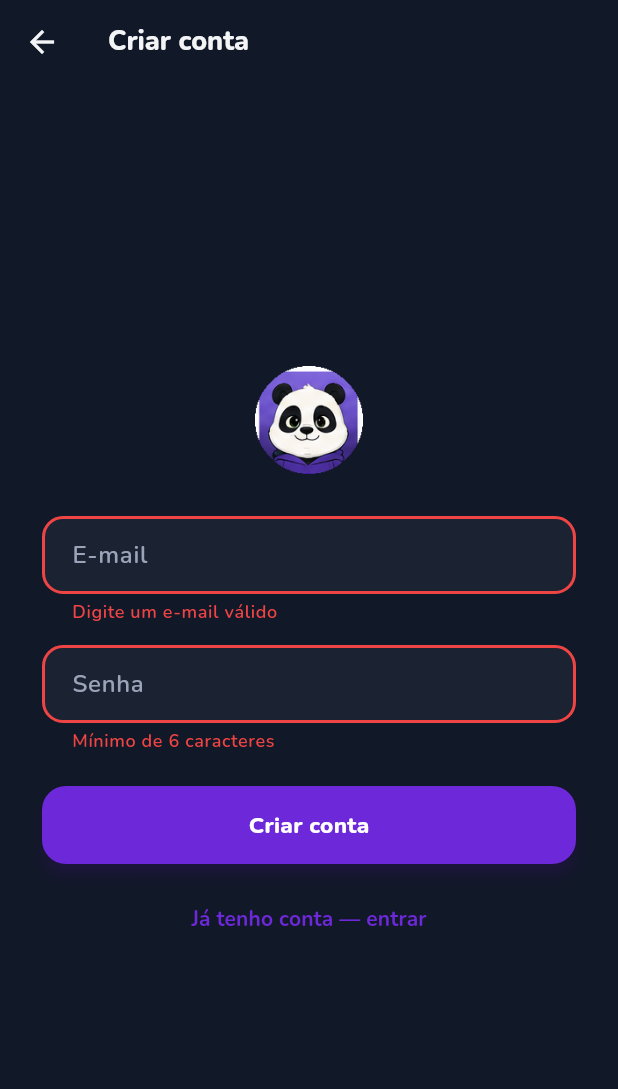
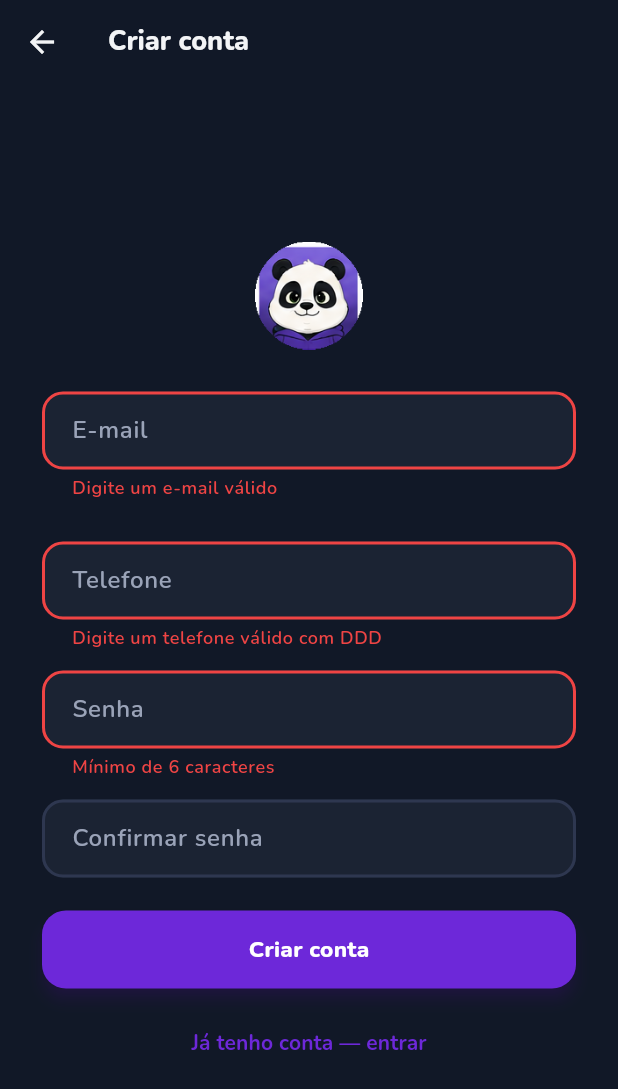
Before and after one commit to fiorentinjoao/certfly, a Flutter app: the LoginScreen screen opened directly, after a tap on "Entrar", after a tap on "Não tenho conta — criar uma", after a tap on "Criar conta", on a phone screen of 412 x 824 dp. Shown: the top 1089 px of the screen. Run offline on Flutter 3.47's test engine with Material 3 defaults, Android fonts, the phone set to English and light mode, and no system bars; our stand-ins replace supabase_flutter; accounts and stored records are empty.

Commit message:
feat(frontend): add phone and confirm-password fields to signup
Sign-up only had 2 fields (email, password). Adds phone (BR mobile mask,
required, stored in Supabase user_metadata — no backend schema change) and
password confirmation (client-side only), shown just in isSignUp mode.

```diff
--- a/frontend/lib/screens/login_screen.dart
+++ b/frontend/lib/screens/login_screen.dart
@@ -2,10 +2,41 @@ import 'dart:async';
 import 'dart:io';
 
 import 'package:flutter/material.dart';
+import 'package:flutter/services.dart';
 import 'package:supabase_flutter/supabase_flutter.dart';
 
 import '../theme.dart';
 import 'forgot_password_screen.dart';
+
+/// Formata o telefone enquanto o usuário digita, no padrão BR de celular:
+/// `(XX) XXXXX-XXXX` (DDD de 2 dígitos + 9 dígitos). Ignora tudo que não
+/// for dígito digitado e limita a 11 dígitos — sem depender de pacote
+/// externo de máscara.
+class _BrPhoneInputFormatter extends TextInputFormatter {
+  @override
+  TextEditingValue formatEditUpdate(TextEditingValue oldValue, TextEditingValue newValue) {
+    final digits = newValue.text.replaceAll(RegExp(r'\D'), '').substring(
+      0,
+      newValue.text.replaceAll(RegExp(r'\D'), '').length > 11
+          ? 11
+          : newValue.text.replaceAll(RegExp(r'\D'), '').length,
+    );
+
+    final buffer = StringBuffer();
+    for (var i = 0; i < digits.length; i++) {
+      if (i == 0) buffer.write('(');
+      buffer.write(digits[i]);
+      if (i == 1) buffer.write(') ');
+      if (i == 6) buffer.write('-');
+    }
+
+    final formatted = buffer.toString();
+    return TextEditingValue(
+      text: formatted,
+      selection: TextSelection.collapsed(offset: formatted.length),
+    );
+  }
+}
 
 /// RF-01: formulário de e-mail/senha — entrar OU criar conta, conforme a
 /// escolha feita na WelcomeScreen (lib/screens/welcome_screen.dart), que é
@@ -36,6 +67,8 @@ class _LoginScreenState extends State<LoginScreen> {
   final _formKey = GlobalKey<FormState>();
   final _emailController = TextEditingController();
   final _passwordController = TextEditingController();
+  final _confirmPasswordController = TextEditingController();
+  final _phoneController = TextEditingController();
 
   late bool _isSignUp;
   bool _submitting = false;
@@ -52,6 +85,8 @@ class _LoginScreenState extends State<LoginScreen> {
   void dispose() {
     _emailController.dispose();
     _passwordController.dispose();
+    _confirmPasswordController.dispose();
+    _phoneController.dispose();
     super.dispose();
   }
 
@@ -82,6 +117,7 @@ class _LoginScreenState extends State<LoginScreen> {
         final response = await Supabase.instance.client.auth.signUp(
           email: email,
           password: password,
+          data: {'phone': _phoneController.text.trim()},
         );
         if (response.session == null) {
           // Confirmação de e-mail ativada no projeto — sem sessão ainda.
@@ -190,6 +226,23 @@ class _LoginScreenState extends State<LoginScreen> {
                           (value == null || !value.contains('@')) ? 'Digite um e-mail válido' : null,
                     ),
                     const SizedBox(height: 14),
+                    if (_isSignUp) ...[
+                      const SizedBox(height: 14),
+                      TextFormField(
+                        controller: _phoneController,
+                        keyboardType: TextInputType.phone,
+                        inputFormatters: [_BrPhoneInputFormatter()],
+                        decoration: const InputDecoration(
+                          labelText: 'Telefone',
+                          hintText: '(11) 91234-5678',
+                        ),
+                        validator: (value) {
+                          final digits = (value ?? '').replaceAll(RegExp(r'\D'), '');
+                          return digits.length == 11 ? null : 'Digite um telefone válido com DDD';
+                        },
+                      ),
+                    ],
+                    const SizedBox(height: 14),
                     TextFormField(
                       controller: _passwordController,
                       obscureText: true,
@@ -197,6 +250,16 @@ class _LoginScreenState extends State<LoginScreen> {
                       validator: (value) =>
                           (value == null || value.length < 6) ? 'Mínimo de 6 caracteres' : null,
                     ),
+                    if (_isSignUp) ...[
+                      const SizedBox(height: 14),
+                      TextFormField(
+                        controller: _confirmPasswordController,
+                        obscureText: true,
+                        decoration: const InputDecoration(labelText: 'Confirmar senha'),
+                        validator: (value) =>
+                            (value != _passwordController.text) ? 'As senhas não coincidem' : null,
+                      ),
+                    ],
                     if (!_isSignUp) ...[
                       const SizedBox(height: 4),
                       Align(
```
